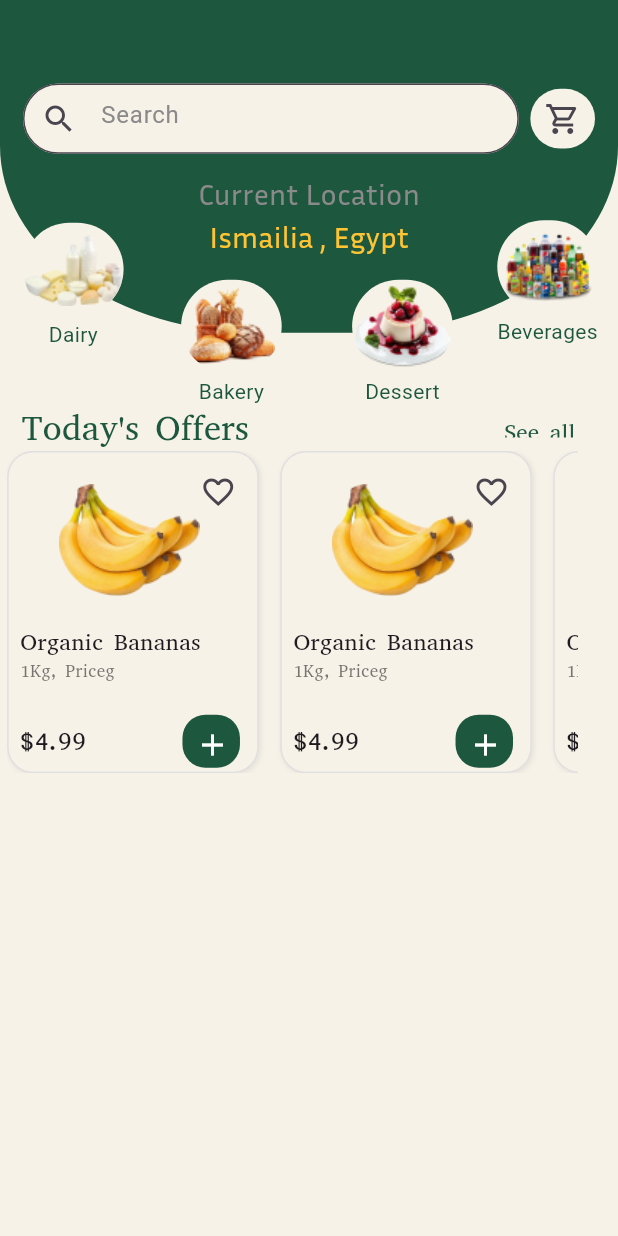
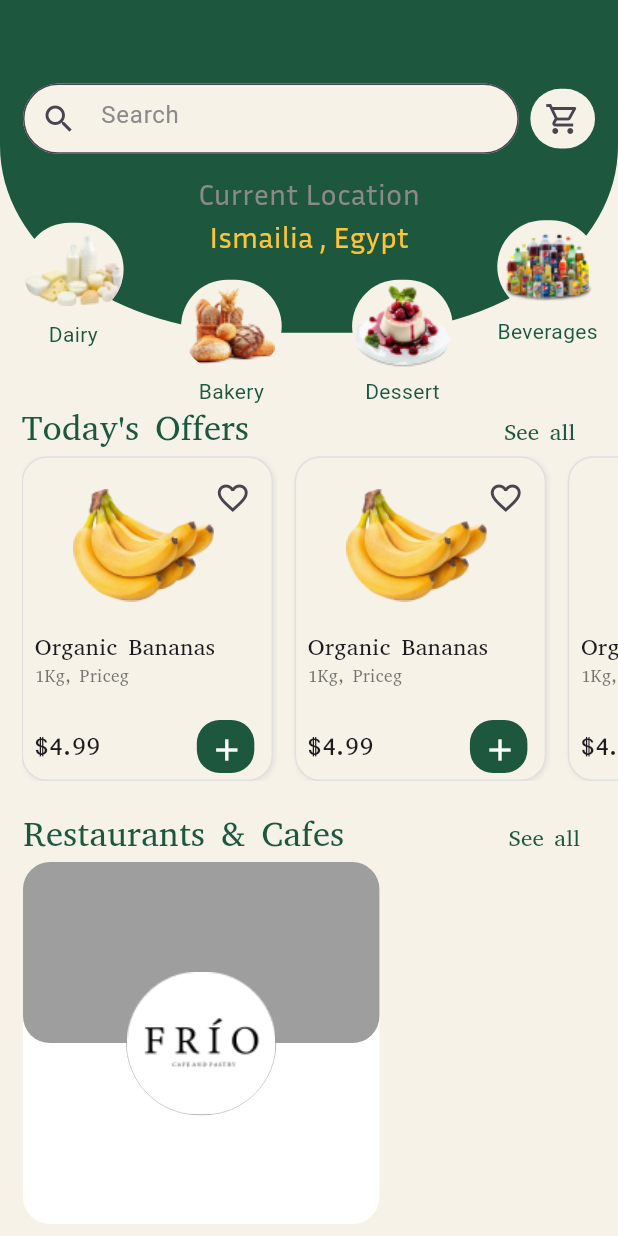
Before and after one commit to Seifmohsen11/Y_balash-graduation_progect-, a Flutter app: the HomeViewBody screen opened directly, on a phone screen of 412 x 824 dp. Run offline on Flutter 3.47's test engine with Material 3 defaults, Android fonts, the phone set to English and light mode, and no system bars; our stand-ins replace curved_navigation_bar, device_preview, flutter_screenutil, pin_code_fields.

Commit message:
create restaurants card

```diff
--- a/lib/Features/home/presentation/views/widgets/home_view_body.dart
+++ b/lib/Features/home/presentation/views/widgets/home_view_body.dart
@@ -4,6 +4,7 @@ import 'package:y_balash/Features/home/presentation/views/widgets/cart_icon.dart
 import 'package:y_balash/Features/home/presentation/views/widgets/green-circle_in_home.dart';
 import 'package:y_balash/Features/home/presentation/views/widgets/items_of_category.dart';
 import 'package:y_balash/Features/home/presentation/views/widgets/list_of_todays_offers.dart';
+import 'package:y_balash/Features/home/presentation/views/widgets/restaurants_card.dart';
 import 'package:y_balash/Features/home/presentation/views/widgets/search_bar.dart';
 import 'package:y_balash/Features/home/presentation/views/widgets/tittle_of_section_and_see_all.dart';
 import 'package:y_balash/core/constants/constants.dart';
@@ -18,32 +19,41 @@ class HomeViewBody extends StatelessWidget {
 
     return Scaffold(
       backgroundColor: kPrimaryColor,
-      body: Stack(
+      body: SingleChildScrollView(
+        // Allows full screen scrolling
+        child: Column(
+          children: [
+            SizedBox(
+              height: screenHeight * (305 / 932),
+              child: Stack(
                 children: [
                   GreenCircleInHome(
                       screenHeight: screenHeight, screenWidth: screenWidth),
                   Column(
                     children: [
-              SizedBox(
-                height: screenHeight * (63 / 932),
-              ),
+                      SizedBox(height: screenHeight * (63 / 932)),
                       Padding(
-                padding: EdgeInsets.only(left: screenWidth * (16 / 430)),
+                        padding:
+                            EdgeInsets.only(left: screenWidth * (16 / 430)),
                         child: Row(
                           children: [
                             CustomSearchBar(
-                        screenWidth: screenWidth, screenHeight: screenHeight),
-                    SizedBox(
-                      width: screenWidth * (8 / 430),
-                    ),
+                                screenWidth: screenWidth,
+                                screenHeight: screenHeight),
+                            SizedBox(width: screenWidth * (8 / 430)),
                             CartIcon(
-                        screenHeight: screenHeight, screenWidth: screenWidth)
+                                screenHeight: screenHeight,
+                                screenWidth: screenWidth)
                           ],
                         ),
                       ),
                       const Location(),
+                      SizedBox(
+                          height:
+                              screenHeight * 0.02), // Space for layout balance
                     ],
                   ),
+                  // Categories Section
                   Positioned(
                     top: screenHeight * (168 / 932),
                     left: screenWidth * (16 / 430),
@@ -88,25 +98,66 @@ class HomeViewBody extends StatelessWidget {
                       onTap: () {},
                     ),
                   ),
-          Positioned(
-              top: screenHeight * (305 / 932),
-              left: screenWidth * (15 / 430),
-              child: TitleOfSectionAndSeeAll(
+                ],
+              ),
+            ),
+            // Section: Today's Offers
+            Padding(
+              padding: EdgeInsets.only(left: screenWidth * (15 / 430)),
+              child: Column(
+                crossAxisAlignment: CrossAxisAlignment.start,
+                children: [
+                  TitleOfSectionAndSeeAll(
                     screenHeight: screenHeight,
                     screenWidth: screenWidth,
                     label: "Today's Offers",
                     onTap: () {},
-              )),
-          Positioned(
-            top: screenHeight * (340 / 932),
-            left: screenWidth * (5 / 430),
-            right: screenWidth * (28 / 430),
-            child: SizedBox(
-              height: screenHeight * (243 / 932), // Adjust height as needed
+                    spaceBetween: screenWidth * (165 / 430),
+                  ),
+                  SizedBox(height: screenHeight * (3 / 932)),
+                  SizedBox(
+                    height:
+                        screenHeight * (245 / 932), // Keep ListView constrained
                     child: const ListOfTodaysOffers(),
                   ),
+                ],
+              ),
+            ),
+            SizedBox(
+              height: screenHeight * (16 / 932),
+            ),
+            // Section: Restaurants & Cafes
+            Padding(
+              padding: EdgeInsets.only(
+                  left: screenWidth * (16 / 430),
+                  top: screenHeight * (6 / 930)),
+              child: Column(
+                crossAxisAlignment: CrossAxisAlignment.start,
+                children: [
+                  TitleOfSectionAndSeeAll(
+                    screenHeight: screenHeight,
+                    screenWidth: screenWidth,
+                    label: "Restaurants & Cafes",
+                    onTap: () {},
+                    spaceBetween: screenWidth * (102 / 430),
+                  ),
+                  SizedBox(
+                      height:
+                          screenHeight * (3 / 932)), // Space for layout balance
+                  RestaurantsCard(
+                    screenHeight: screenHeight,
+                    screenWidth: screenWidth,
+                    image: 'assets/images/frio.png',
+                    color: Colors.grey,
+                  ),
+                  SizedBox(
+                    height: 30,
                   )
                 ],
+              ),
+            ),
+          ],
+        ),
       ),
     );
   }
--- /dev/null
+++ b/lib/Features/home/presentation/views/widgets/restaurants_card.dart
@@ -0,0 +1,52 @@
+import 'package:flutter/material.dart';
+
+class RestaurantsCard extends StatelessWidget {
+  const RestaurantsCard({
+    super.key,
+    required this.screenHeight,
+    required this.screenWidth,
+    required this.image,
+    required this.color,
+  });
+
+  final double screenHeight;
+  final double screenWidth;
+  final String image;
+  final Color color;
+
+  @override
+  Widget build(BuildContext context) {
+    return Container(
+      height: screenHeight * (273 / 932),
+      width: screenWidth * (248 / 430),
+      decoration: BoxDecoration(
+        color: Colors.white,
+        borderRadius: BorderRadius.circular(18),
+      ),
+      child: Stack(
+        children: [
+          Container(
+            height: screenHeight * (136.5 / 932),
+            width: screenWidth * (248 / 430),
+            decoration: BoxDecoration(
+              color: Colors.grey,
+              borderRadius: BorderRadius.circular(18),
+            ),
+          ),
+          Center(
+            child: Container(
+              decoration: BoxDecoration(
+                border: Border.all(color: color, width: .5),
+                borderRadius: BorderRadius.circular(56),
+              ),
+              child: Image.asset(
+                image,
+                fit: BoxFit.cover,
+              ),
+            ),
+          ),
+        ],
+      ),
+    );
+  }
+}
--- a/lib/Features/home/presentation/views/widgets/tittle_of_section_and_see_all.dart
+++ b/lib/Features/home/presentation/views/widgets/tittle_of_section_and_see_all.dart
@@ -7,15 +7,17 @@ class TitleOfSectionAndSeeAll extends StatelessWidget {
       required this.screenHeight,
       required this.screenWidth,
       required this.label,
-      required this.onTap});
+      required this.onTap,
+      required this.spaceBetween});
   final double screenHeight;
   final double screenWidth;
   final String label;
   final VoidCallback onTap;
+  final double spaceBetween;
   @override
   Widget build(BuildContext context) {
     return SizedBox(
-      height: screenHeight * (34 / 932),
+      height: screenHeight * (36 / 932),
       child: Row(
         children: [
           Text(
@@ -26,7 +28,7 @@ class TitleOfSectionAndSeeAll extends StatelessWidget {
                 fontSize: screenWidth * (24 / 430)),
           ),
           SizedBox(
-            width: screenWidth * (165 / 430),
+            width: spaceBetween,
           ),
           TextButton(
             onPressed: onTap,
```
Also changed, not shown: assets/images/frio.png (added). Lines whose indentation alone changed are shown as unchanged.
